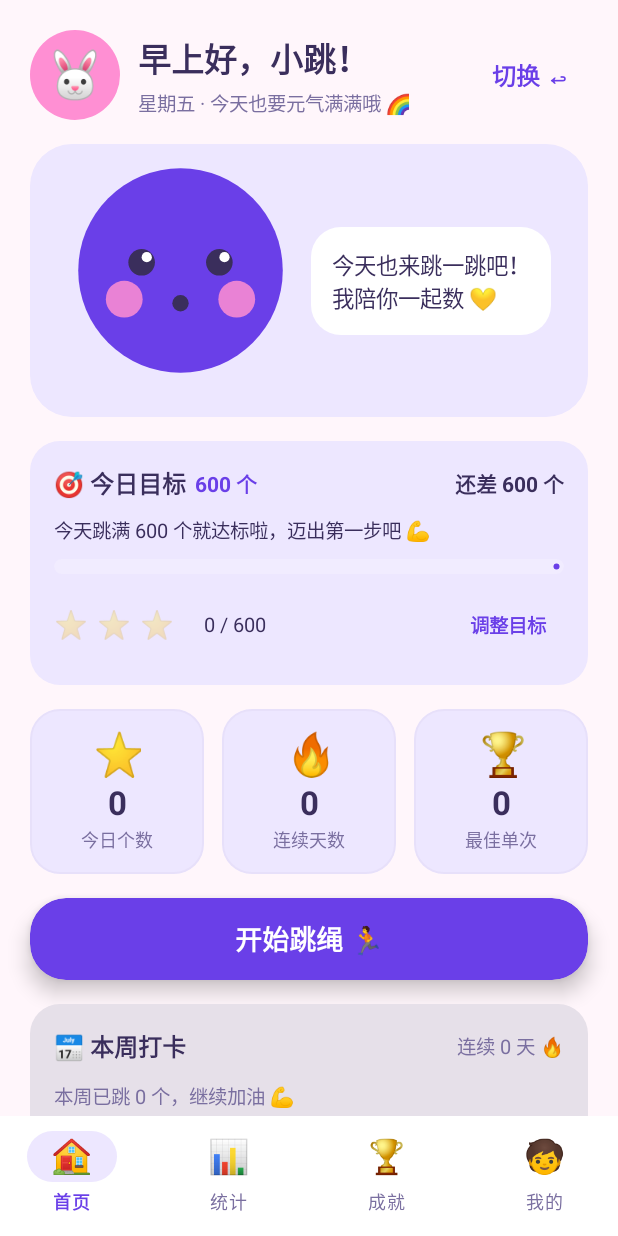
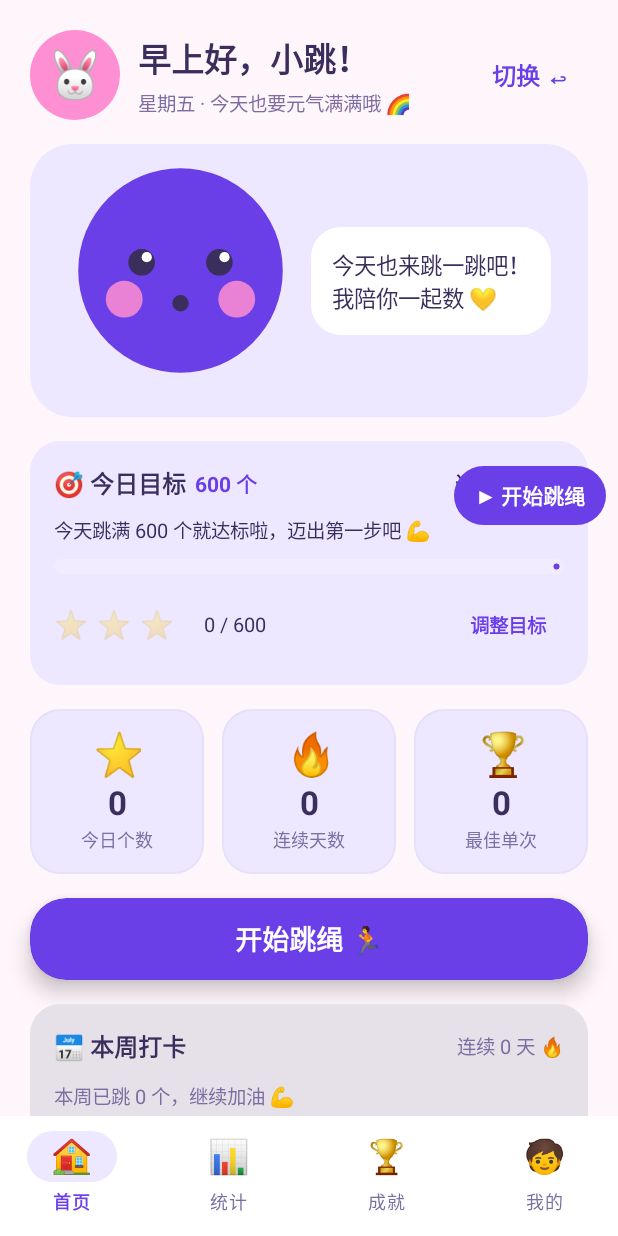
Before and after one commit to xuhaijun/JumpDaily, an Android app built with Jetpack Compose: the HomeScreen screen opened through its navigation route, on a phone screen of 412 x 824 dp. Run offline under Robolectric (Android 15) with nearby library versions, the light colour scheme and no system bars; our stand-ins replace Room's generated code; network calls fail.

Commit message:
feat: 首页跳绳浮条入口（可拖拽/吸边/位置记忆/挂起续跳）
- 新增 FloatingJumpBar 组件：两态（无会话=紫色入口胶囊/挂起=青绿胶囊「已跳X个·时长|继续」），
  拖动吸边、点击/拖动阈值区分、静止3秒降透明度、位置存 DataStore 跨启动还原
- 训练 VM 提升为 Activity 级（AppRoot 创建，两训练页共用），会话跨页存活
- 行为变更：跳绳中退出训练页 = 自动暂停挂起（原为弹确认框结束保存），
  正式落库仅发生在页内「结束并保存」；两页移除返回确认框
- 重入守卫加 paused 判断：挂起后重入训练页不再重置会话
- 浮条可见性：挂起时四 tab 常驻；无会话仅首页；训练页/二级页/启动页不显示
- 位置记忆两步定位：容器测量→估算初始化让胶囊组合→实测尺寸校正吸附位置

```diff
--- a/app/src/main/java/com/jumpdaily/jump/data/repository/PreferencesRepository.kt
+++ b/app/src/main/java/com/jumpdaily/jump/data/repository/PreferencesRepository.kt
@@ -180,4 +180,22 @@ class PreferencesRepository(private val context: Context) {
     /** 取消兑换（误点或家长撤销时用，把奖品退回「可兑换」状态）。 */
     suspend fun unredeemPrize(childId: Long, prizeId: String) =
         context.dataStore.edit { it[redeemedKey(childId)] = (it[redeemedKey(childId)] ?: emptySet()) - prizeId }
+
+    // ===== 跳绳浮条位置记忆（全局，不按孩子隔离） =====
+
+    private val floatBarEdgeKey = stringPreferencesKey("float_bar_edge")
+    private val floatBarYKey = floatPreferencesKey("float_bar_y")
+
+    /** 浮条吸附边（"L"/"R"）。 */
+    fun floatBarEdge(): Flow<String> = context.dataStore.data.map { it[floatBarEdgeKey] ?: "R" }
+
+    /** 浮条垂直位置比例（0~1，相对可用高度）。 */
+    fun floatBarY(): Flow<Float> = context.dataStore.data.map { it[floatBarYKey] ?: 0.62f }
+
+    /** 记录浮条拖动后的吸附位置。 */
+    suspend fun setFloatBarPos(edge: String, yRatio: Float) =
+        context.dataStore.edit {
+            it[floatBarEdgeKey] = edge
+            it[floatBarYKey] = yRatio
+        }
 }
--- /dev/null
+++ b/app/src/main/java/com/jumpdaily/jump/ui/components/FloatingJumpBar.kt
@@ -0,0 +1,221 @@
+package com.jumpdaily.jump.ui.components
+
+import androidx.compose.animation.core.animateFloatAsState
+import androidx.compose.animation.core.tween
+import androidx.compose.foundation.background
+import androidx.compose.foundation.clickable
+import androidx.compose.foundation.gestures.detectDragGestures
+import androidx.compose.foundation.layout.Box
+import androidx.compose.foundation.layout.Row
+import androidx.compose.foundation.layout.fillMaxSize
+import androidx.compose.foundation.layout.offset
+import androidx.compose.foundation.layout.padding
+import androidx.compose.foundation.shape.RoundedCornerShape
+import androidx.compose.material3.Text
+import androidx.compose.runtime.Composable
+import androidx.compose.runtime.LaunchedEffect
+import androidx.compose.runtime.getValue
+import androidx.compose.runtime.mutableStateOf
+import androidx.compose.runtime.remember
+import androidx.compose.runtime.setValue
+import androidx.compose.ui.Alignment
+import androidx.compose.ui.Modifier
+import androidx.compose.ui.draw.alpha
+import androidx.compose.ui.draw.clip
+import androidx.compose.ui.geometry.Offset
+import androidx.compose.ui.graphics.Color
+import androidx.compose.ui.input.pointer.pointerInput
+import androidx.compose.ui.layout.onGloballyPositioned
+import androidx.compose.ui.platform.LocalDensity
+import androidx.compose.ui.text.font.FontWeight
+import androidx.compose.ui.unit.IntOffset
+import androidx.compose.ui.unit.IntSize
+import androidx.compose.ui.unit.dp
+import androidx.compose.ui.unit.sp
+import com.jumpdaily.jump.ui.theme.PurplePrimary
+import kotlinx.coroutines.delay
+import kotlin.math.abs
+import kotlin.math.roundToInt
+
+/**
+ * 首页「开始跳绳」悬浮入口（2026-09-05）。
+ *
+ * 两种形态（外层按会话状态切换 [Mode]）：
+ * - [Mode.IDLE] 入口胶囊：无进行中会话时显示「▶ 开始跳绳」，品牌紫底白字；
+ * - [Mode.SUSPENDED] 挂起胶囊：会话暂停挂起中，显示「⏸ 已跳 X 个 · 时长 | 继续 ▶」，
+ *   青绿底与入口态区分，一眼看出「有没跳完的会话」。
+ *
+ * 交互规则（设计定稿）：
+ * - **拖动**：位移超过 [TAP_SLOP_PX] 判定为拖动，松手后水平吸附到最近的左/右边缘；
+ * - **点击**：位移未超过阈值视为点击，由胶囊自身 [clickable] 触发 [onClick]
+ *   （拖动中 change 被消费，clickable 不会误触发）；
+ * - **位置记忆**：由外部持久化（[onPositionSettled] 回调边缘 + 垂直比例），下次进入还原；
+ * - **静止变淡**：3 秒无触摸降为 55% 透明度，减少对内容的遮挡，拖动时立即恢复。
+ *
+ * 实现说明：位置用「单一绝对像素偏移」建模（初始值由 edge/yRatio 换算一次），
+ * 拖动直接改偏移、松手吸边时再写回——避免 base+delta 双重换算的精度/状态错位问题。
+ */
+@Composable
+fun FloatingJumpBar(
+    mode: Mode,
+    count: Int,
+    elapsedSec: Int,
+    initialEdge: Edge,
+    initialYRatio: Float,
+    onPositionSettled: (Edge, Float) -> Unit,
+    onClick: () -> Unit,
+    modifier: Modifier = Modifier
+) {
+    var containerSize by remember { mutableStateOf(IntSize.Zero) }
+    var barSize by remember { mutableStateOf(IntSize.Zero) }
+    // 两步定位：①容器测量后用估算尺寸初始化（胶囊得以组合）②胶囊实测尺寸上报后校正水平位置。
+    // 不能等 barSize 实测再组合胶囊——胶囊不组合就永远量不到（死锁）。
+    var initialized by remember { mutableStateOf(false) }
+    var adjusted by remember { mutableStateOf(false) }
+    // 浮条当前吸附边（初始来自持久化；拖动吸边后更新）
+    var edge by remember { mutableStateOf(initialEdge) }
+    // 浮条左上角的绝对像素偏移（相对容器）——唯一位置真源
+    var pos by remember { mutableStateOf(Offset.Zero) }
+    var dragging by remember { mutableStateOf(false) }
+
+    // 静止变淡：3 秒无触摸降到 55%，拖动时立即恢复
+    var dimmed by remember { mutableStateOf(false) }
+    LaunchedEffect(dragging, mode) {
+        if (dragging) {
+            dimmed = false
+        } else {
+            delay(3000)
+            dimmed = true
+        }
+    }
+    val alpha by animateFloatAsState(if (dimmed) 0.55f else 1f, tween(400), label = "bar-alpha")
+
+    val density = LocalDensity.current
+    val marginPx = with(density) { 8.dp.toPx() }
+
+    Box(
+        modifier
+            .fillMaxSize()
+            .onGloballyPositioned { containerSize = it.size }
+    ) {
+        val barW = if (barSize.width > 0) barSize.width.toFloat() else with(density) { EST_BAR_WIDTH.dp.toPx() }
+        val barH = if (barSize.height > 0) barSize.height.toFloat() else with(density) { EST_BAR_HEIGHT.dp.toPx() }
+        val maxX = (containerSize.width - barW - marginPx).coerceAtLeast(0f)
+        val maxY = (containerSize.height - barH - marginPx).coerceAtLeast(0f)
+
+        // 两步定位（注意 key 不能含 initialized/adjusted：写入会立刻重启 effect 导致条件失效）：
+        // ①容器就绪 → 用估算尺寸初始化位置，胶囊开始组合；②胶囊实测尺寸到位 → 校正水平吸附位置
+        LaunchedEffect(containerSize, barSize) {
+            if (containerSize == IntSize.Zero) return@LaunchedEffect
+            val estMaxX = (containerSize.width - with(density) { EST_BAR_WIDTH.dp.toPx() } - marginPx).coerceAtLeast(0f)
+            val estMaxY = (containerSize.height - with(density) { EST_BAR_HEIGHT.dp.toPx() } - marginPx).coerceAtLeast(0f)
+            if (!initialized) {
+                pos = Offset(
+                    if (edge == Edge.RIGHT) estMaxX else marginPx,
+                    (initialYRatio * estMaxY).coerceIn(0f, estMaxY)
+                )
+                initialized = true
+            } else if (!adjusted && barSize != IntSize.Zero) {
+                val realMaxX = (containerSize.width - barSize.width - marginPx).coerceAtLeast(0f)
+                pos = Offset(if (edge == Edge.RIGHT) realMaxX else marginPx, pos.y.coerceIn(0f, realMaxX + marginPx))
+                adjusted = true
+            }
+        }
+
+        fun clamp(p: Offset): Offset =
+            Offset(p.x.coerceIn(marginPx, (marginPx + maxX).coerceAtLeast(marginPx)), p.y.coerceIn(0f, maxY))
+
+        if (initialized) {
+            Box(
+                Modifier
+                    .offset { IntOffset(pos.x.roundToInt(), pos.y.roundToInt()) }
+                    .alpha(alpha)
+                    .onGloballyPositioned { barSize = it.size }
+                    // 点击由内部胶囊的 clickable 处理；这里只管拖动（拖动中 change 被消费，clickable 不误触）
+                    .pointerInput(Unit) {
+                        var moved = false
+                        var accumulated = Offset.Zero
+                        detectDragGestures(
+                            onDragStart = {
+                                dragging = true
+                                moved = false
+                                accumulated = Offset.Zero
+                            },
+                            onDrag = { change, dragAmount ->
+                                change.consume()
+                                accumulated += dragAmount
+                                if (moved || abs(accumulated.x) > TAP_SLOP_PX || abs(accumulated.y) > TAP_SLOP_PX) {
+                                    moved = true
+                                    pos = clamp(pos + dragAmount)
+                                }
+                            },
+                            onDragEnd = {
+                                dragging = false
+                                if (moved) {
+                                    // 吸附：胶囊中心落在左半屏贴左、右半屏贴右；垂直位置换算成比例回调持久化
+                                    val centerX = pos.x + size.width / 2f
+                                    val newEdge = if (centerX > containerSize.width / 2f) Edge.RIGHT else Edge.LEFT
+                                    edge = newEdge
+                                    pos = clamp(Offset(if (newEdge == Edge.RIGHT) marginPx + maxX else marginPx, pos.y))
+                                    val yRatio = if (maxY > 0f) (pos.y / maxY).coerceIn(0f, 1f) else 0f
+                                    onPositionSettled(newEdge, yRatio)
+                                }
+                            }
+                        )
+                    }
+            ) {
+                Row(
+                    Modifier
+                        .clip(RoundedCornerShape(50))
+                        .background(
+                            when (mode) {
+                                Mode.IDLE -> PurplePrimary
+                                Mode.SUSPENDED -> Color(0xFF0F6E56)
+                            }
+                        )
+                        .clickable(onClick = onClick)
+                        .padding(horizontal = 14.dp, vertical = 9.dp),
+                    verticalAlignment = Alignment.CenterVertically
+                ) {
+                    when (mode) {
+                        Mode.IDLE -> Text(
+                            "▶ 开始跳绳",
+                            fontSize = 14.sp,
+                            color = Color.White,
+                            fontWeight = FontWeight.Bold
+                        )
+                        Mode.SUSPENDED -> {
+                            val min = elapsedSec / 60
+                            val sec = (elapsedSec % 60).toString().padStart(2, '0')
+                            Text(
+                                "⏸ 已跳 $count 个 · $min:$sec",
+                                fontSize = 13.sp,
+                                color = Color.White,
+                                fontWeight = FontWeight.Bold
+                            )
+                            Text(
+                                "  继续 ▶",
+                                fontSize = 13.sp,
+                                color = Color(0xFF9FE1CB),
+                                fontWeight = FontWeight.Bold
+                            )
+                        }
+                    }
+                }
+            }
+        }
+    }
+}
+
+/** 浮条吸附边。 */
+enum class Edge { LEFT, RIGHT }
+
+/** 浮条形态：无会话入口胶囊 / 会话挂起胶囊。 */
+enum class Mode { IDLE, SUSPENDED }
+
+/** 拖动位移阈值（px）：低于它不视为拖动，保证点击灵敏。约 8dp@3x。 */
+private const val TAP_SLOP_PX = 24f
+
+/** 胶囊首帧估算尺寸（dp）：测量上报前的兜底，只影响首帧定位。 */
+private const val EST_BAR_WIDTH = 150
+private const val EST_BAR_HEIGHT = 40
--- a/app/src/main/java/com/jumpdaily/jump/ui/navigation/AppRoot.kt
+++ b/app/src/main/java/com/jumpdaily/jump/ui/navigation/AppRoot.kt
@@ -1,5 +1,6 @@
 package com.jumpdaily.jump.ui.navigation
 
+import androidx.compose.foundation.layout.Box
 import androidx.compose.foundation.layout.fillMaxSize
 import androidx.compose.foundation.layout.padding
 import androidx.compose.material3.MaterialTheme
@@ -11,6 +12,7 @@ import androidx.compose.material3.Text
 import androidx.compose.runtime.Composable
 import androidx.compose.runtime.LaunchedEffect
 import androidx.compose.runtime.getValue
+import androidx.compose.runtime.rememberCoroutineScope
 import androidx.compose.ui.Modifier
 import androidx.compose.ui.text.font.FontWeight
 import androidx.compose.ui.unit.sp
@@ -23,6 +25,9 @@ import androidx.navigation.compose.composable
 import androidx.navigation.compose.currentBackStackEntryAsState
 import androidx.navigation.compose.rememberNavController
 import com.jumpdaily.jump.di.AppContainer
+import com.jumpdaily.jump.ui.components.Edge
+import com.jumpdaily.jump.ui.components.FloatingJumpBar
+import com.jumpdaily.jump.ui.components.Mode
 import com.jumpdaily.jump.ui.theme.JumpDailyTheme
 import com.jumpdaily.jump.ui.screens.AchievementsScreen
 import com.jumpdaily.jump.ui.screens.SplashScreen
@@ -36,6 +41,8 @@ import com.jumpdaily.jump.ui.screens.CameraTrainingScreen
 import com.jumpdaily.jump.ui.screens.TrainingScreen
 import com.jumpdaily.jump.ui.viewmodel.RecordsViewModel
 import com.jumpdaily.jump.ui.viewmodel.SessionViewModel
+import com.jumpdaily.jump.ui.viewmodel.TrainingViewModel
+import kotlinx.coroutines.launch
 
 sealed class Screen(val route: String) {
     object Splash : Screen("splash")
@@ -86,14 +93,41 @@ fun AppRoot(container: AppContainer) {
                 Screen.Home.route, Screen.Stats.route, Screen.Achievements.route, Screen.Profile.route
             )
 
+            // ===== 跳绳浮条（2026-09-05）=====
+            // 训练 VM 在 AppRoot 以 Activity 级创建（AppRoot 非导航目的地，viewModel() 默认归属 Activity），
+            // 与两个训练页（显式传 Activity owner）共用同一实例，
+            // 「暂停挂起 → 回首页 → 浮条继续」的会话才有地方存活
+            val trainingVm: TrainingViewModel = viewModel(factory = container.trainingFactory)
+            val tRunning by trainingVm.running.collectAsStateWithLifecycle()
+            val tPaused by trainingVm.paused.collectAsStateWithLifecycle()
+            val tCount by trainingVm.count.collectAsStateWithLifecycle()
+            val tElapsed by trainingVm.elapsed.collectAsStateWithLifecycle()
+            // 浮条位置记忆（全局，跨启动还原）
+            val barEdge by container.prefsRepository.floatBarEdge().collectAsStateWithLifecycle(initialValue = "R")
+            val barY by container.prefsRepository.floatBarY().collectAsStateWithLifecycle(initialValue = 0.62f)
+            val coroutine = rememberCoroutineScope()
+
+            // 浮条可见性：
+            // - 挂起会话（paused=true）：四 tab 常驻，胶囊显示「已跳 X 个 · 时长 | 继续」
+            // - 无会话（!running && !paused）：仅首页显示「开始跳绳」入口胶囊
+            // - 训练页 / 二级页（设置等）/ 启动页不显示
+            val sessionActive = tRunning || tPaused
+            val barMode = when {
+                tPaused && showBottomBar -> Mode.SUSPENDED
+                !sessionActive && currentRoute == Screen.Home.route -> Mode.IDLE
+                else -> null
+            }
+
         Scaffold(
             containerColor = MaterialTheme.colorScheme.background,
             bottomBar = { if (showBottomBar) JumpBottomBar(nav, currentRoute) }
         ) { innerPadding ->
+            // Box 作为浮条的覆盖层容器：NavHost 在下、浮条在上（浮条用自身 padding 避开底部导航）
+            Box(Modifier.fillMaxSize().padding(innerPadding)) {
                 NavHost(
                     navController = nav,
                     startDestination = Screen.Splash.route,
-                modifier = Modifier.fillMaxSize().padding(innerPadding)
+                    modifier = Modifier.fillMaxSize()
                 ) {
                     composable(Screen.Splash.route) { SplashScreen(nav, container) }
                     composable(Screen.Home.route) { HomeScreen(nav, session, records, container) }
@@ -105,6 +139,26 @@ fun AppRoot(container: AppContainer) {
                     composable(Screen.Settings.route) { SettingsScreen(container, nav) }
                     composable(Screen.Privacy.route) { PrivacyScreen(nav) }
                     composable(Screen.Profile.route) { ProfileScreen(nav, session, container, records) }
+                }
+
+                // 悬浮跳绳入口：覆盖在所有页面之上，拖动吸边、位置记忆
+                barMode?.let { mode ->
+                    FloatingJumpBar(
+                        mode = mode,
+                        count = tCount,
+                        elapsedSec = tElapsed,
+                        initialEdge = if (barEdge == "L") Edge.LEFT else Edge.RIGHT,
+                        initialYRatio = barY,
+                        onPositionSettled = { edge, yRatio ->
+                            coroutine.launch { container.prefsRepository.setFloatBarPos(if (edge == Edge.LEFT) "L" else "R", yRatio) }
+                        },
+                        onClick = {
+                            // 入口态/挂起态点击都进入摄像头训练页：
+                            // 无会话 → 自动开新会话；挂起 → 页内点「继续」接着跳
+                            nav.navigate(Screen.CameraTraining.route)
+                        }
+                    )
+                }
             }
         }
     }
```
Also changed, not shown: app/src/main/java/com/jumpdaily/jump/ui/screens/CameraTrainingScreen.kt (+16 -44 lines), app/src/main/java/com/jumpdaily/jump/ui/screens/TrainingScreen.kt (+19 -32 lines). Lines whose indentation alone changed are shown as unchanged.
